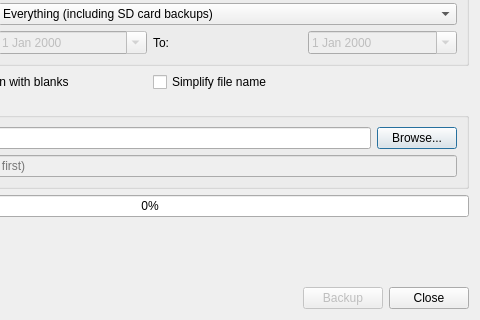
This is oscar/backupdialog.ui in tomasohara/OSCAR-SQL as Qt 5 draws it before an edit; both pictures show x 180 to 660 and y 130 to 450 of the 660 by 450 pixel window. The edited form follows.
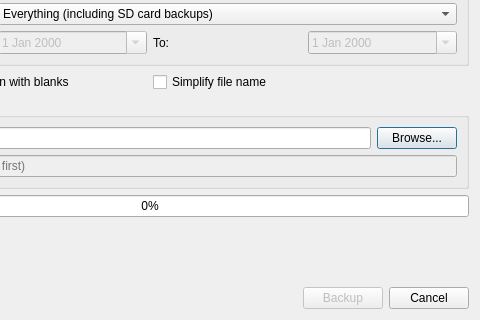
This is the edited form.

Commit message:
Fix Backup dialog showing Cancel button as Close before operation runs
The closeButton initial text was Close and onBackupFailed() reset it to
Close after a failed/cancelled backup. Both now say Cancel consistently,
matching the Share and Restore dialog fixes.

The edit to the form file:
```diff
--- a/oscar/backupdialog.ui
+++ b/oscar/backupdialog.ui
@@ -259,7 +259,7 @@
      <item>
       <widget class="QPushButton" name="closeButton">
        <property name="text">
-        <string>Close</string>
+        <string>Cancel</string>
        </property>
       </widget>
      </item>
```
The commit also changes 1 other file.
